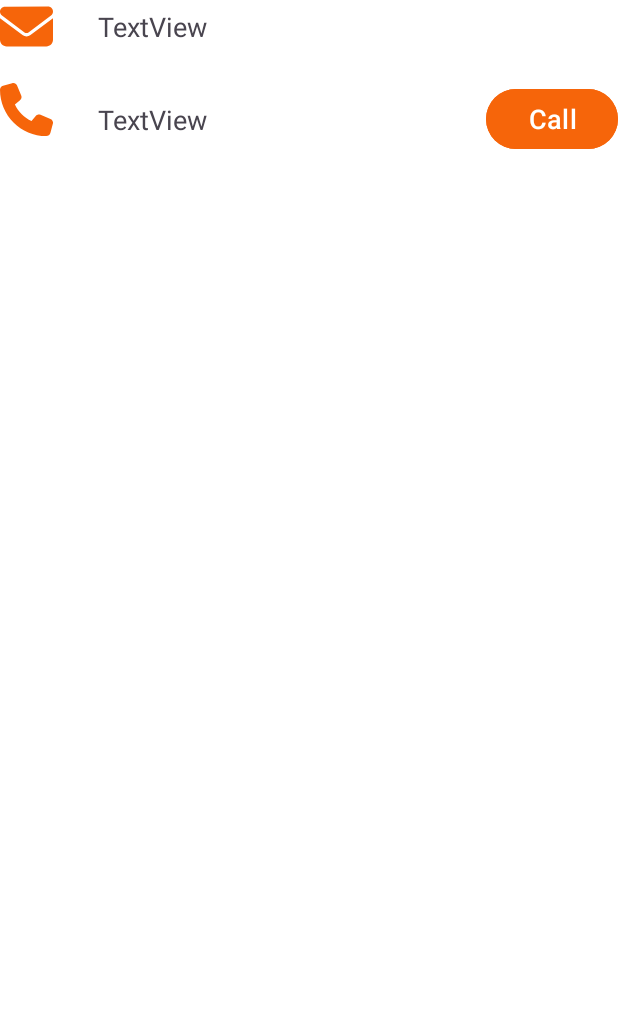
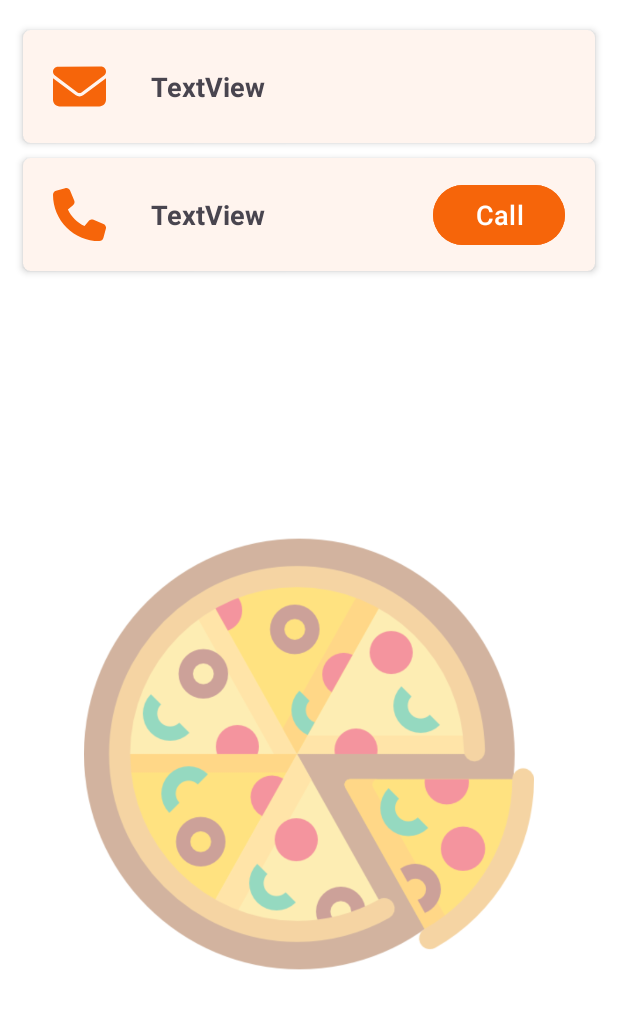
Before and after one commit to LuciaNgo/Pizza_3Ps, an Android app: the CustomerServiceActivity screen opened directly, with no data from a screen before it, on a phone screen of 412 x 824 dp. Shown: the top 1009 px of the screen. Run offline under Robolectric (Android 15) with nearby library versions, the phone set to English and light mode, and no system bars; our stand-ins replace Firebase (no records; nobody signed in at launch, a user with empty details on screens opened directly).

Commit message:
push ui customer service to Lucia

```diff
--- a/app/build.gradle.kts
+++ b/app/build.gradle.kts
@@ -51,4 +51,5 @@ dependencies {
     testImplementation(libs.junit)
     androidTestImplementation(libs.androidx.junit)
     androidTestImplementation(libs.androidx.espresso.core)
+    implementation("androidx.cardview:cardview:1.0.0")
 }
--- a/app/src/main/res/layout/activity_customer_service.xml
+++ b/app/src/main/res/layout/activity_customer_service.xml
@@ -5,14 +5,30 @@
     android:id="@+id/main"
     android:layout_width="match_parent"
     android:layout_height="match_parent"
-    tools:context=".activity.CustomerServiceActivity"
-    android:padding="20dp">
+    tools:context=".activity.CustomerServiceActivity">
+
+    <androidx.cardview.widget.CardView
+        android:id="@+id/cardView_customerServiceMail"
+        android:layout_width="match_parent"
+        android:layout_height="wrap_content"
+        android:layout_marginStart="15dp"
+        android:layout_marginTop="20dp"
+        android:layout_marginEnd="15dp"
+        app:cardCornerRadius="5dp"
+        app:cardBackgroundColor="@color/white_orange"
+        app:cardElevation="3dp"
+        app:layout_constraintEnd_toEndOf="parent"
+        app:layout_constraintStart_toStartOf="parent"
+        app:layout_constraintTop_toTopOf="parent">
 
         <androidx.constraintlayout.widget.ConstraintLayout
             android:id="@+id/customerServiceMail"
             android:layout_width="match_parent"
             android:layout_height="wrap_content"
             android:background="@android:color/transparent"
+            android:paddingStart="20dp"
+            android:paddingEnd="20dp"
+            app:layout_constraintEnd_toEndOf="parent"
             app:layout_constraintStart_toStartOf="parent"
             app:layout_constraintTop_toTopOf="parent">
 
@@ -20,11 +36,14 @@
                 android:id="@+id/customerServiceMailIcon"
                 android:layout_width="35dp"
                 android:layout_height="35dp"
+                android:layout_marginTop="20dp"
+                android:layout_marginBottom="20dp"
                 android:background="@android:color/transparent"
-            app:tint="@color/orange"
+                android:src="@drawable/ic_mail"
+                app:layout_constraintBottom_toBottomOf="parent"
                 app:layout_constraintStart_toStartOf="parent"
                 app:layout_constraintTop_toTopOf="parent"
-            android:src="@drawable/ic_mail" />
+                app:tint="@color/orange" />
 
             <TextView
                 android:id="@+id/customerServiceMailValue"
@@ -34,29 +53,51 @@
                 android:background="@android:color/transparent"
                 android:text="TextView"
                 android:textSize="18sp"
+                android:textStyle="bold"
                 app:layout_constraintBottom_toBottomOf="parent"
                 app:layout_constraintStart_toEndOf="@+id/customerServiceMailIcon"
                 app:layout_constraintTop_toTopOf="parent" />
         </androidx.constraintlayout.widget.ConstraintLayout>
+    </androidx.cardview.widget.CardView>
 
+
+    <androidx.cardview.widget.CardView
+        android:id="@+id/cardView_customerServicePhone"
+        android:layout_width="match_parent"
+        android:layout_height="wrap_content"
+        android:layout_marginStart="15dp"
+        android:layout_marginTop="10dp"
+        android:layout_marginEnd="15dp"
+        app:cardCornerRadius="5dp"
+        app:cardBackgroundColor="@color/white_orange"
+        app:cardElevation="3dp"
+        app:layout_constraintEnd_toEndOf="parent"
+        app:layout_constraintStart_toStartOf="parent"
+        app:layout_constraintTop_toBottomOf="@+id/cardView_customerServiceMail">
         <androidx.constraintlayout.widget.ConstraintLayout
             android:id="@+id/customerServicePhone"
             android:layout_width="match_parent"
             android:layout_height="wrap_content"
+
+            android:paddingStart="20dp"
+            android:paddingEnd="20dp"
             android:background="@android:color/transparent"
+            app:layout_constraintEnd_toEndOf="parent"
             app:layout_constraintStart_toStartOf="parent"
-        app:layout_constraintTop_toBottomOf="@+id/customerServiceMail"
-        android:layout_marginTop="20dp">
+            app:layout_constraintTop_toBottomOf="parent">
 
             <ImageView
                 android:id="@+id/customerServicePhoneIcon"
                 android:layout_width="35dp"
                 android:layout_height="35dp"
+                android:layout_marginTop="20dp"
+                android:layout_marginBottom="20dp"
                 android:background="@android:color/transparent"
-            app:tint="@color/orange"
+                android:src="@drawable/ic_phone"
+                app:layout_constraintBottom_toBottomOf="parent"
                 app:layout_constraintStart_toStartOf="parent"
                 app:layout_constraintTop_toTopOf="parent"
-            android:src="@drawable/ic_phone" />
+                app:tint="@color/orange" />
 
             <TextView
                 android:id="@+id/customerServicePhoneValue"
@@ -66,6 +107,7 @@
                 android:background="@android:color/transparent"
                 android:text="TextView"
                 android:textSize="18sp"
+                android:textStyle="bold"
                 app:layout_constraintBottom_toBottomOf="parent"
                 app:layout_constraintStart_toEndOf="@+id/customerServicePhoneIcon"
                 app:layout_constraintTop_toTopOf="parent" />
@@ -77,10 +119,23 @@
                 android:backgroundTint="@color/orange"
                 android:text="@string/make_a_call"
                 android:textSize="18sp"
-            app:layout_constraintTop_toTopOf="parent"
-            app:layout_constraintEnd_toEndOf="parent">
+                app:layout_constraintBottom_toBottomOf="@+id/customerServicePhoneValue"
+                app:layout_constraintEnd_toEndOf="parent"
+                app:layout_constraintTop_toTopOf="@+id/customerServicePhoneValue">
 
             </com.google.android.material.button.MaterialButton>
         </androidx.constraintlayout.widget.ConstraintLayout>
+    </androidx.cardview.widget.CardView>
+
+    <ImageView
+        android:id="@+id/imageView7"
+        android:layout_width="300dp"
+        android:layout_height="400dp"
+        android:alpha="0.5"
+        app:layout_constraintBottom_toBottomOf="parent"
+        app:layout_constraintEnd_toEndOf="parent"
+        app:layout_constraintStart_toStartOf="parent"
+        app:layout_constraintTop_toBottomOf="@+id/cardView_customerServicePhone"
+        app:srcCompat="@drawable/round_pizza" />
 
 </androidx.constraintlayout.widget.ConstraintLayout>
--- a/app/src/main/res/values/colors.xml
+++ b/app/src/main/res/values/colors.xml
@@ -4,4 +4,5 @@
     <color name="white">#FFFFFFFF</color>
     <color name="overlay_gray">#80000000</color>
     <color name="orange">#FFF6650A</color>
+    <color name="white_orange">#FFF4EE</color>
 </resources>
```
Also changed, not shown: app/src/main/res/drawable/pizza_shop.png (added), app/src/main/res/drawable/round_pizza.png (added). Lines whose indentation alone changed are shown as unchanged.
